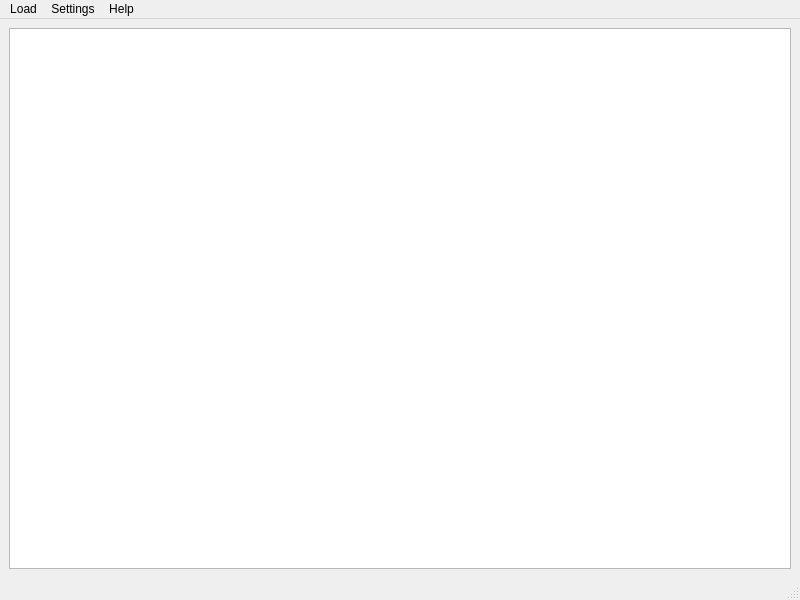
Before: the Qt Designer form src/mainwindow.ui in wroyca/dds, drawn with Qt 5.
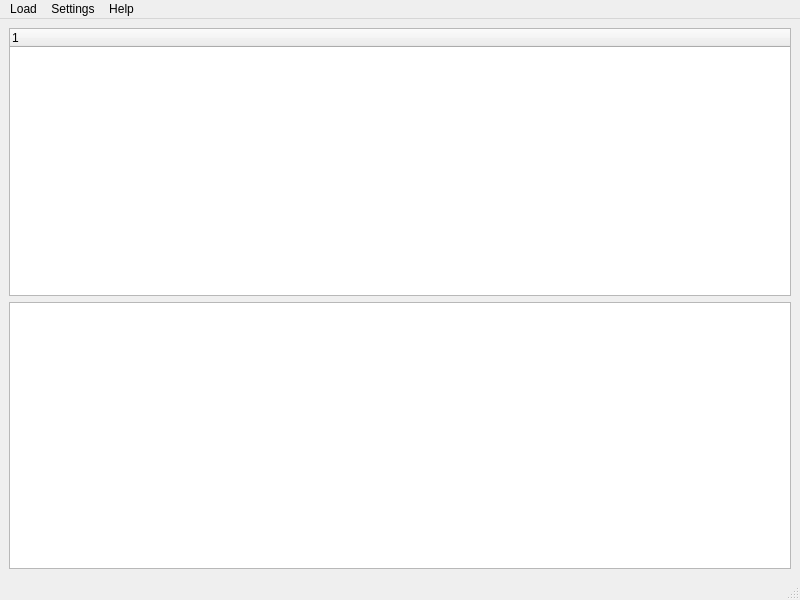
After: the same form once the commit is applied.

Diff of the .ui file:
```diff
--- a/src/mainwindow.ui
+++ b/src/mainwindow.ui
@@ -19,6 +19,21 @@
      <layout class="QHBoxLayout" name="horizontalLayout">
       <item>
        <layout class="QVBoxLayout" name="verticalLayout">
+        <item>
+         <widget class="QTreeWidget" name="treeWidget">
+          <property name="rootIsDecorated">
+           <bool>false</bool>
+          </property>
+          <attribute name="headerVisible">
+           <bool>true</bool>
+          </attribute>
+          <column>
+           <property name="text">
+            <string notr="true">1</string>
+           </property>
+          </column>
+         </widget>
+        </item>
         <item>
          <widget class="QTreeView" name="treeView"/>
         </item>
```
